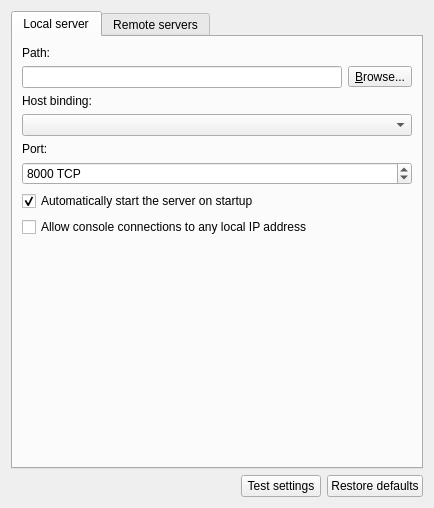
Above: gns3/ui/server_preferences_page.ui from GNS3/gns3-gui before the change. Below: the same form after it.
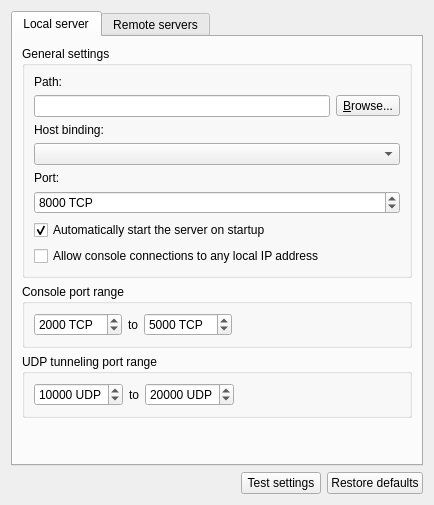
That is the form after the change.

Commit message: Use LocalServerConfig for VPCS and VirtualBox. Move port ranges in the local server preferences.

```diff
--- a/gns3/ui/server_preferences_page.ui
+++ b/gns3/ui/server_preferences_page.ui
@@ -6,8 +6,8 @@
    <rect>
     <x>0</x>
     <y>0</y>
-    <width>433</width>
-    <height>508</height>
+    <width>430</width>
+    <height>505</height>
    </rect>
   </property>
   <property name="windowTitle">
@@ -23,7 +23,13 @@
       <attribute name="title">
        <string>Local server</string>
       </attribute>
-      <layout class="QGridLayout" name="gridLayout">
+      <layout class="QVBoxLayout" name="verticalLayout_2">
+       <item>
+        <widget class="QGroupBox" name="uiGeneralSettingsGroupBox">
+         <property name="title">
+          <string>General settings</string>
+         </property>
+         <layout class="QGridLayout" name="gridLayout_3">
        <item row="0" column="0">
         <widget class="QLabel" name="uiLocalServerPathLabel">
          <property name="text">
@@ -31,7 +37,7 @@
          </property>
         </widget>
        </item>
-       <item row="1" column="0" colspan="2">
+          <item row="1" column="0">
         <layout class="QHBoxLayout" name="horizontalLayout">
          <item>
           <widget class="QLineEdit" name="uiLocalServerPathLineEdit"/>
@@ -48,19 +54,6 @@
          </item>
         </layout>
        </item>
-       <item row="9" column="0" colspan="2">
-        <spacer name="spacer">
-         <property name="orientation">
-          <enum>Qt::Vertical</enum>
-         </property>
-         <property name="sizeHint" stdset="0">
-          <size>
-           <width>390</width>
-           <height>193</height>
-          </size>
-         </property>
-        </spacer>
-       </item>
        <item row="2" column="0">
         <widget class="QLabel" name="uiLocalServerHostLabel">
          <property name="text">
@@ -68,7 +61,7 @@
          </property>
         </widget>
        </item>
-       <item row="3" column="0" colspan="2">
+          <item row="3" column="0">
         <widget class="QComboBox" name="uiLocalServerHostComboBox"/>
        </item>
        <item row="4" column="0">
@@ -78,7 +71,7 @@
          </property>
         </widget>
        </item>
-       <item row="5" column="0" colspan="2">
+          <item row="5" column="0">
         <widget class="QSpinBox" name="uiLocalServerPortSpinBox">
          <property name="suffix">
           <string notr="true"> TCP</string>
@@ -91,7 +84,7 @@
          </property>
         </widget>
        </item>
-       <item row="6" column="0" colspan="2">
+          <item row="6" column="0">
         <widget class="QCheckBox" name="uiLocalServerAutoStartCheckBox">
          <property name="text">
           <string>Automatically start the server on startup</string>
@@ -109,6 +102,135 @@
         </widget>
        </item>
       </layout>
+        </widget>
+       </item>
+       <item>
+        <widget class="QGroupBox" name="uiConsolePortRangeGroupBox">
+         <property name="title">
+          <string>Console port range</string>
+         </property>
+         <layout class="QHBoxLayout" name="horizontalLayout_7">
+          <item>
+           <widget class="QSpinBox" name="uiConsoleStartPortSpinBox">
+            <property name="suffix">
+             <string notr="true"> TCP</string>
+            </property>
+            <property name="maximum">
+             <number>65535</number>
+            </property>
+            <property name="value">
+             <number>2000</number>
+            </property>
+           </widget>
+          </item>
+          <item>
+           <widget class="QLabel" name="uiConsolePortRangeLabel">
+            <property name="text">
+             <string>to</string>
+            </property>
+           </widget>
+          </item>
+          <item>
+           <widget class="QSpinBox" name="uiConsoleEndPortSpinBox">
+            <property name="suffix">
+             <string notr="true"> TCP</string>
+            </property>
+            <property name="maximum">
+             <number>65535</number>
+            </property>
+            <property name="value">
+             <number>5000</number>
+            </property>
+           </widget>
+          </item>
+          <item>
+           <spacer name="horizontalSpacer_5">
+            <property name="orientation">
+             <enum>Qt::Horizontal</enum>
+            </property>
+            <property name="sizeHint" stdset="0">
+             <size>
+              <width>363</width>
+              <height>22</height>
+             </size>
+            </property>
+           </spacer>
+          </item>
+         </layout>
+        </widget>
+       </item>
+       <item>
+        <widget class="QGroupBox" name="uiUDPPortRangeGroupBox">
+         <property name="title">
+          <string>UDP tunneling port range</string>
+         </property>
+         <layout class="QHBoxLayout" name="horizontalLayout_8">
+          <item>
+           <widget class="QSpinBox" name="uiUDPStartPortSpinBox">
+            <property name="suffix">
+             <string notr="true"> UDP</string>
+            </property>
+            <property name="maximum">
+             <number>65535</number>
+            </property>
+            <property name="value">
+             <number>10000</number>
+            </property>
+           </widget>
+          </item>
+          <item>
+           <widget class="QLabel" name="uiUDPPortRangeLabel">
+            <property name="text">
+             <string>to</string>
+            </property>
+           </widget>
+          </item>
+          <item>
+           <widget class="QSpinBox" name="uiUDPEndPortSpinBox">
+            <property name="suffix">
+             <string notr="true"> UDP</string>
+            </property>
+            <property name="maximum">
+             <number>65535</number>
+            </property>
+            <property name="value">
+             <number>20000</number>
+            </property>
+           </widget>
+          </item>
+          <item>
+           <spacer name="horizontalSpacer_6">
+            <property name="orientation">
+             <enum>Qt::Horizontal</enum>
+            </property>
+            <property name="sizeHint" stdset="0">
+             <size>
+              <width>363</width>
+              <height>22</height>
+             </size>
+            </property>
+           </spacer>
+          </item>
+         </layout>
+        </widget>
+       </item>
+       <item>
+        <spacer name="spacer">
+         <property name="orientation">
+          <enum>Qt::Vertical</enum>
+         </property>
+         <property name="sizeHint" stdset="0">
+          <size>
+           <width>390</width>
+           <height>193</height>
+          </size>
+         </property>
+        </spacer>
+       </item>
+      </layout>
+      <zorder>uiConsolePortRangeGroupBox</zorder>
+      <zorder>uiUDPPortRangeGroupBox</zorder>
+      <zorder>uiGeneralSettingsGroupBox</zorder>
      </widget>
      <widget class="QWidget" name="uiRemoteTabWidget">
       <attribute name="title">
```
Lines whose indentation alone changed are shown as unchanged. The commit also changes 17 other files.
